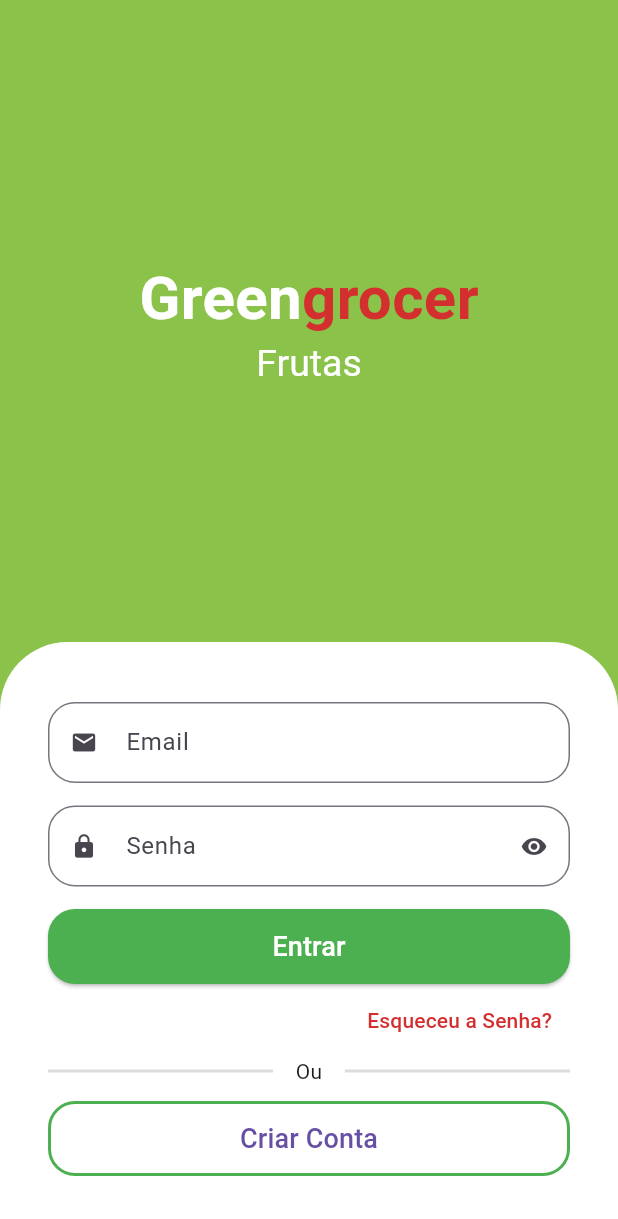
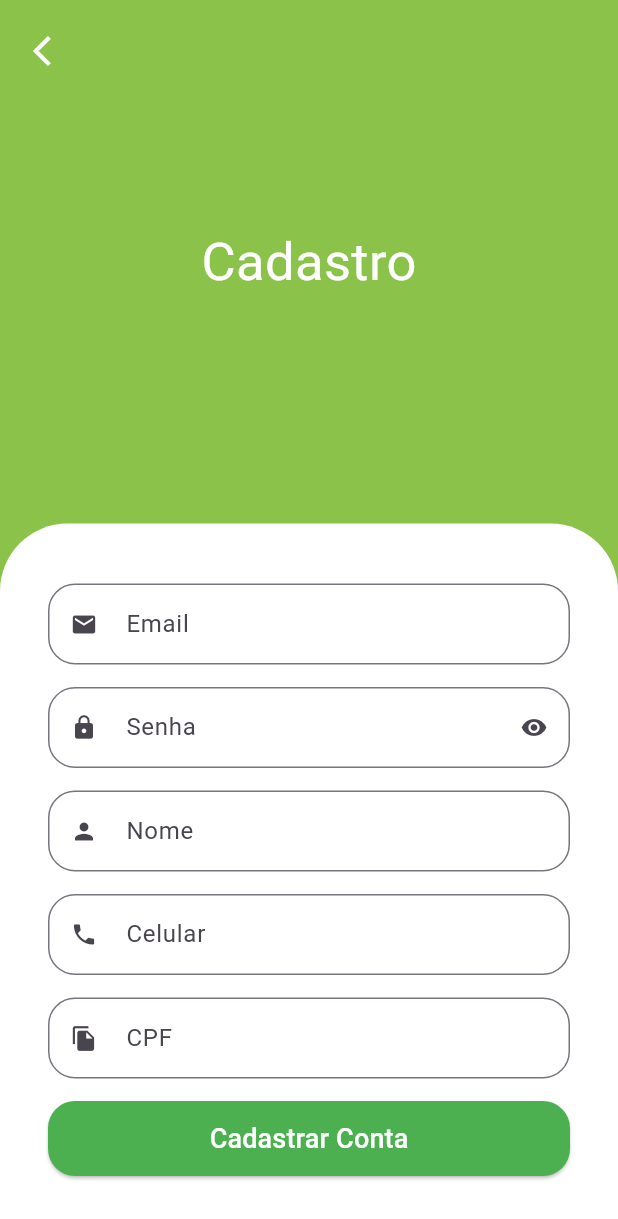
Before and after one commit to piedro404/quitanda-curso-flutter, a Flutter app: the screen it shows after launch, after a tap on "Criar Conta", on a phone screen of 412 x 824 dp. Shown: the top 1219 px of the screen. Run offline on Flutter 3.47's test engine with Material 3 defaults, Android fonts, the phone set to English and light mode, and no system bars; drawn by our look-alikes of animated_text_kit; our stand-ins replace mask_text_input_formatter.

Commit message:
feat: :seedling: Create Screen Page Register

```diff
--- a/lib/src/auth/components/custom_text_field.dart
+++ b/lib/src/auth/components/custom_text_field.dart
@@ -1,15 +1,18 @@
 import 'package:flutter/material.dart';
+import 'package:flutter/services.dart';
 
 class CustomTextField extends StatefulWidget {
   final IconData icon;
   final String label;
   final bool isSecret;
+  final List<TextInputFormatter>? inputFormatters;
 
   const CustomTextField(
       {super.key,
       required this.icon,
       required this.label,
       this.isSecret = false,
+      this.inputFormatters,
       });
 
   @override
@@ -29,8 +32,9 @@ class _CustomTextFieldState extends State<CustomTextField> {
   @override
   Widget build(BuildContext context) {
     return Padding(
-      padding: EdgeInsets.only(bottom: 15),
+      padding: const EdgeInsets.only(bottom: 15),
       child: TextFormField(
+        inputFormatters: widget.inputFormatters,
         obscureText: isObscure,
         decoration: InputDecoration(
             prefixIcon: Icon(widget.icon),
--- a/lib/src/auth/sign_in_screen.dart
+++ b/lib/src/auth/sign_in_screen.dart
@@ -4,6 +4,7 @@ import 'package:flutter/material.dart';
 import 'package:flutter/rendering.dart';
 import 'package:flutter/widgets.dart';
 import 'package:quitanda/src/auth/components/custom_text_field.dart';
+import 'package:quitanda/src/auth/sign_up_screen.dart';
 import 'package:quitanda/src/config/custom_colors.dart';
 
 class SignInScreen extends StatelessWidget {
@@ -163,7 +164,15 @@ class SignInScreen extends StatelessWidget {
                                 color: Colors.green,
                                 width: 2,
                               )),
-                          onPressed: () {},
+                          onPressed: () {
+                            Navigator.of(context).push(
+                              MaterialPageRoute(
+                                builder: (e) {
+                                  return SignUpScreen();
+                                }
+                              )
+                            );
+                          },
                           child: const Text(
                             "Criar Conta",
                             style: TextStyle(fontSize: 18),
--- /dev/null
+++ b/lib/src/auth/sign_up_screen.dart
@@ -0,0 +1,135 @@
+import 'package:flutter/cupertino.dart';
+import 'package:flutter/material.dart';
+import 'package:flutter/widgets.dart';
+import 'package:mask_text_input_formatter/mask_text_input_formatter.dart';
+import 'package:quitanda/src/auth/components/custom_text_field.dart';
+import 'package:quitanda/src/config/custom_colors.dart';
+
+class SignUpScreen extends StatelessWidget {
+  SignUpScreen({super.key});
+
+  final cpfFormatter = MaskTextInputFormatter(
+    mask: '###.###.###-##',
+    filter: {
+      '#': RegExp(r'[0-9]'),
+    },
+  );
+
+  final phoneFormatter = MaskTextInputFormatter(
+    mask: '(##) #####-####',
+    filter: {
+      '#': RegExp(r'[0-9]'),
+    },
+  );
+
+  @override
+  Widget build(BuildContext context) {
+    final size = MediaQuery.of(context).size;
+
+    return Scaffold(
+      backgroundColor: CustomColors.customSwatchColor,
+      body: SingleChildScrollView(
+        child: SizedBox(
+          height: size.height,
+          width: size.width,
+          child: Stack(
+            children: [
+              Column(
+                children: [
+                  const Expanded(
+                    child: Center(
+                      child: Text(
+                        "Cadastro",
+                        style: TextStyle(
+                          color: Colors.white,
+                          fontSize: 35,
+                        ),
+                      ),
+                    ),
+                  ),
+
+                  //Formulario
+                  Container(
+                    padding: const EdgeInsets.symmetric(
+                      horizontal: 32,
+                      vertical: 40,
+                    ),
+                    decoration: const BoxDecoration(
+                        color: Colors.white,
+                        borderRadius: BorderRadius.vertical(
+                          top: Radius.circular(45),
+                        )),
+                    child: Column(
+                      crossAxisAlignment: CrossAxisAlignment.stretch,
+                      children: [
+                        const CustomTextField(
+                          icon: Icons.email,
+                          label: "Email",
+                        ),
+                        const CustomTextField(
+                          icon: Icons.lock,
+                          label: "Senha",
+                          isSecret: true,
+                        ),
+                        const CustomTextField(
+                          icon: Icons.person,
+                          label: "Nome",
+                        ),
+                        CustomTextField(
+                          icon: Icons.phone,
+                          label: "Celular",
+                          inputFormatters: [phoneFormatter],
+                        ),
+                        CustomTextField(
+                          icon: Icons.file_copy,
+                          label: "CPF",
+                          inputFormatters: [cpfFormatter],
+                        ),
+
+                        //Criar Conta
+                        SizedBox(
+                          height: 50,
+                          child: ElevatedButton(
+                            style: ElevatedButton.styleFrom(
+                              shape: RoundedRectangleBorder(
+                                borderRadius: BorderRadius.circular(18),
+                              ),
+                              backgroundColor: Colors.green,
+                            ),
+                            onPressed: () {},
+                            child: const Text(
+                              "Cadastrar Conta",
+                              style: TextStyle(
+                                fontSize: 18,
+                                color: Colors.white,
+                              ),
+                            ),
+                          ),
+                        )
+                      ],
+                    ),
+                  ),
+                ],
+              ),
+              Positioned(
+                top: 10,
+                left: 10,
+                child: SafeArea(
+                  child: IconButton(
+                    onPressed: () {
+                      Navigator.of(context).pop();
+                    },
+                    icon: const Icon(
+                      Icons.arrow_back_ios,
+                      color: Colors.white,
+                    ),
+                  ),
+                ),
+              ),
+            ],
+          ),
+        ),
+      ),
+    );
+  }
+}
--- a/pubspec.yaml
+++ b/pubspec.yaml
@@ -36,6 +36,7 @@ dependencies:
   # Use with the CupertinoIcons class for iOS style icons.
   cupertino_icons: ^1.0.6
   animated_text_kit: ^4.2.2
+  mask_text_input_formatter: ^2.9.0
 
 dev_dependencies:
   flutter_test:
```
Also changed, not shown: pubspec.lock.
